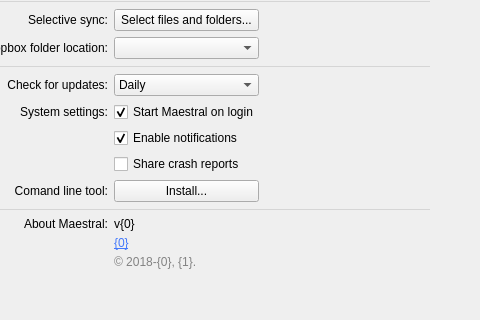
samschott/maestral-qt, file maestral_qt/resources/settings_window.ui: the form before one commit; both pictures show x 162 to 642 and y 163 to 483 of the 642 by 483 pixel window.
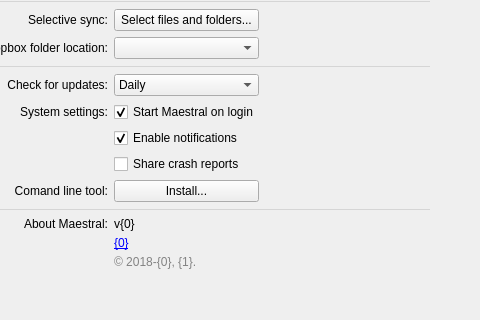
The form after the commit.

Commit message: don't hard-code link colors

Patch:
```diff
--- a/maestral_qt/resources/settings_window.ui
+++ b/maestral_qt/resources/settings_window.ui
@@ -283,7 +283,7 @@
        <item row="1" column="0">
         <widget class="QLabel" name="labelUrl">
          <property name="text">
-          <string>&lt;html&gt;&lt;head/&gt;&lt;body&gt;&lt;p&gt;&lt;a href=&quot;{0}&quot; style=&quot;color: rgb(68, 121, 251)&quot;&gt;{0}&lt;/span&gt;&lt;/a&gt;&lt;/p&gt;&lt;/body&gt;&lt;/html&gt;</string>
+          <string>&lt;html&gt;&lt;head/&gt;&lt;body&gt;&lt;p&gt;&lt;a href=&quot;{0}&quot;&gt;{0}&lt;/span&gt;&lt;/a&gt;&lt;/p&gt;&lt;/body&gt;&lt;/html&gt;</string>
          </property>
          <property name="openExternalLinks">
           <bool>true</bool>
```
The commit also changes 3 other files.
